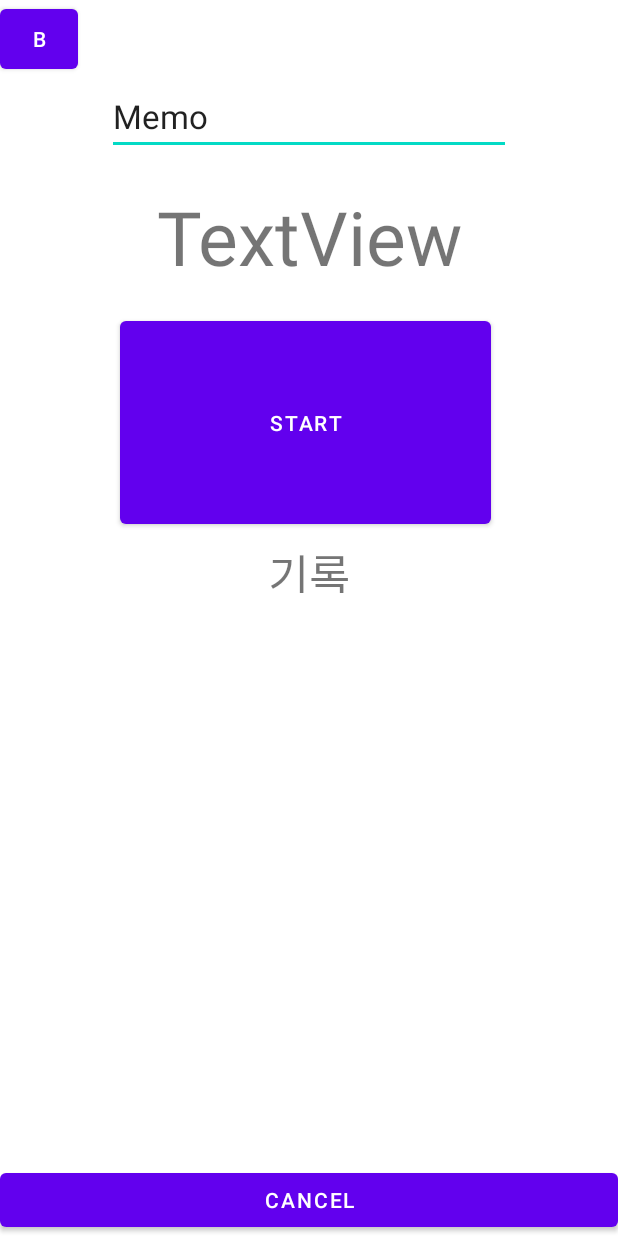
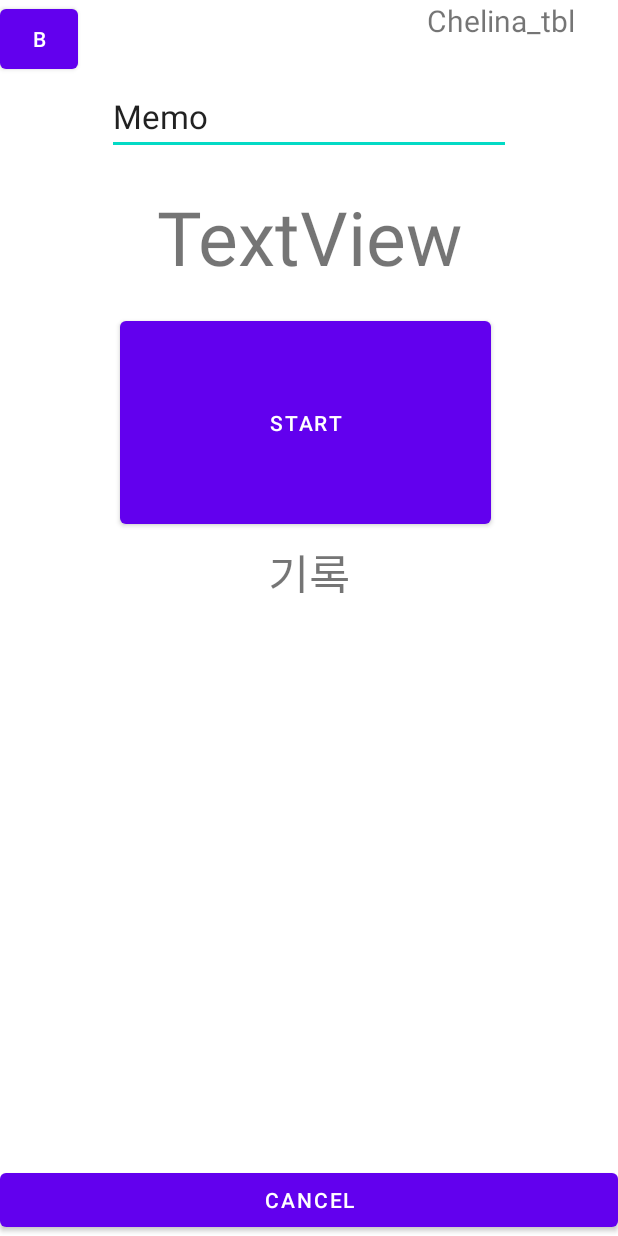
Before and after one commit to xe1230/Cheina, an Android app: the Act_execute screen opened directly, with no data from a screen before it, on a phone screen of 412 x 824 dp. Run offline under Robolectric (Android 15) with nearby library versions, the phone set to English and light mode, and no system bars.

Commit message:
231228 site Showing last data, add created time in table, complete Datatabase singlton, Json

```diff
--- a/app/build.gradle
+++ b/app/build.gradle
@@ -23,8 +23,8 @@ android {
         }
     }
     compileOptions {
-        sourceCompatibility JavaVersion.VERSION_1_8
-        targetCompatibility JavaVersion.VERSION_1_8
+        sourceCompatibility JavaVersion.VERSION_1_9
+        targetCompatibility JavaVersion.VERSION_1_9
     }
 }
 
--- a/app/src/main/java/com/example/chelina/Act_execute.java
+++ b/app/src/main/java/com/example/chelina/Act_execute.java
@@ -7,6 +7,7 @@ import android.content.DialogInterface;
 import android.content.Intent;
 import android.content.res.Configuration;
 import android.content.res.Resources;
+import android.database.Cursor;
 import android.database.sqlite.SQLiteDatabase;
 import android.os.Bundle;
 import android.os.Handler;
@@ -25,7 +26,7 @@ import androidx.annotation.Nullable;
 import androidx.appcompat.app.AppCompatActivity;
 import androidx.constraintlayout.widget.ConstraintLayout;
 
-import com.example.chelina.DataBase.CConfigulation;
+import com.example.chelina.DataBase.CDataBaseSystem;
 import com.example.chelina.Recipe.CRecordData;
 import com.example.chelina.Recipe.ListView_Adapter;
 import com.example.chelina.Recipe.ListView_Item;
@@ -81,24 +82,25 @@ public class Act_execute extends AppCompatActivity
     // Variable
     /* ----------------------------------------------------------------------------- */
 
-    private Thread              m_Thrtime       = null;
-    private Button              m_BtnStart      = null;
-    private TextView            mTimeTextView   = null;
-    private EditText m_editTitle = null;
-    private ListView m_listView = null;
+    private Thread                      m_Thrtime       = null;
+    private Button                      m_BtnStart      = null;
+    private TextView                    m_lbTableName   = null;
+    private TextView                    mTimeTextView   = null;
+    private EditText                    m_editTitle     = null;
+    private ListView                    m_listView      = null;
+    private InputMethodManager          m_MngInput      = null;
 
-    private InputMethodManager  m_MngInput      = null;
-    private Boolean             m_bRunning      = true;
-    private Boolean             m_bStarted      = false;
+    private Boolean                     m_bRunning      = true;
+    private Boolean                     m_bStarted      = false;
 
-    private boolean             m_bMemoClicked  = false;
-    private CRecordData         clsRecordData   = null;
-    private int                 m_nHapValue     = 0;
+    private boolean                     m_bMemoClicked  = false;
+    private CRecordData                 clsRecordData   = null;
+    private int                         m_nHapValue     = 0;
 
-    private ListView_Adapter m_Adapter = null;
-    private ArrayList<ListView_Item> m_ListViewitems = null;
-    private int             nDifficultIdx = 0;
-    private SQLiteDatabase  m_db;
+    private ListView_Adapter            m_Adapter       = null;
+    private ArrayList<ListView_Item>    m_ListViewitems = null;
+    private int                         nDifficultIdx = 0;
+
     /* ----------------------------------------------------------------------------- */
     // Properties Function
     /* ----------------------------------------------------------------------------- */
@@ -117,13 +119,14 @@ public class Act_execute extends AppCompatActivity
         ConstraintLayout myLayout = (ConstraintLayout)findViewById(R.id.Clo_Main);
 
         m_BtnStart          = (Button) findViewById(R.id.btn_Start);
+        m_lbTableName       = (TextView) findViewById(R.id.lb_TableName);
         mTimeTextView       = (TextView) findViewById(R.id.timeView);
         m_editTitle         = (EditText) findViewById(R.id.edit_Title);
         m_listView          = (ListView) findViewById(R.id.lv_Main);
         m_ListViewitems     = new ArrayList<ListView_Item>();
         m_MngInput          = (InputMethodManager)getSystemService(INPUT_METHOD_SERVICE);
+        m_Adapter           = new ListView_Adapter(this, m_ListViewitems);
 
-        m_Adapter = new ListView_Adapter(this, m_ListViewitems);
         m_listView.setAdapter(m_Adapter);
         m_listView.setSelection(m_Adapter.getCount() - 1);
 
@@ -170,9 +173,28 @@ public class Act_execute extends AppCompatActivity
         Intent intent = getIntent();
         m_nHapValue = intent.getIntExtra("Num1",0) + intent.getIntExtra("Num2",0);
 
-//        m_db = openOrCreateDatabase(CConfigulation.DEF_DATABATE_NAME, MODE_PRIVATE,null);
 
-//        CrateTable(CConfigulation.strTableName);
+        m_lbTableName.setText(CDataBaseSystem.Instance().GetTableName());
+        String strLastDataSelete    = "SELECT * FROM "+ CDataBaseSystem.Instance().GetTableName() +" ORDER BY ROWID DESC LIMIT 1;";
+        Cursor clsCursor            = CDataBaseSystem.Instance().Select(strLastDataSelete);
+
+        if (clsCursor != null)
+        {
+            if(clsCursor.moveToNext())
+            {
+                String strTime  = clsCursor.getString(1);
+                String strRefer = clsCursor.getString(2);
+                nDifficultIdx   = clsCursor.getInt(3);
+
+                _eDifficult[]   eDifficult      = _eDifficult.values();
+                int             nImgID          = getResources().getIdentifier(eDifficult[nDifficultIdx].toString(), "drawable", getPackageName());
+                ListView_Item clsListViewItem   = new ListView_Item(strTime, strRefer, nImgID, nDifficultIdx);
+
+                AddListViewItem(clsListViewItem);
+            }
+        }
+
+
     }
 
 
@@ -215,8 +237,6 @@ public class Act_execute extends AppCompatActivity
             int mSec = msg.arg1 % 100;
             int sec = (msg.arg1 / 100) % 60;
             int min = (msg.arg1 / 100) / 60;
-//            int hour = (msg.arg1 / 100) / 360;
-
 
             @SuppressLint("DefaultLocale")
             String result = String.format("%02d:%02d.%02d", min, sec, mSec);
@@ -242,7 +262,6 @@ public class Act_execute extends AppCompatActivity
 
     private void HideKeyboard()
     {
-
         if (m_bMemoClicked)
         {
 
@@ -253,28 +272,24 @@ public class Act_execute extends AppCompatActivity
 
     }
 
-    private void CrateTable(String strName)
-    {
-        m_db.execSQL("CREATE TABLE IF NOT EXISTS "+ strName +"(_id integer PRIMARY KEY AUTOINCREMENT, record_time time, reference_txt text, ImageIdx_n int, Titel_text text)");
-    }
 
     public void InsertDB(ListView_Item clsListViewItem, String strTitle)
     {
         String strQuery = "";
 
-//        strQuery = "INSERT INTO " + CConfigulation.strTableName + "(record_time, reference_txt, ImageIdx_n, Titel_text) " +
-//                "VAlUES('" + clsListViewItem.getTime() + "','" + clsListViewItem.getReference() + "', " + clsListViewItem.getImageIdx() + " , '"+strTitle + "')";
+        strQuery = "INSERT INTO " + CDataBaseSystem.Instance().GetTableName() + "(record_time, reference_txt, ImageIdx_n, Titel_text) " +
+                "VAlUES('" + clsListViewItem.getTime() + "','" + clsListViewItem.getReference() + "', " + clsListViewItem.getImageIdx() + " , '"+strTitle + "')";
+        CDataBaseSystem.Instance().ExcuteQuery(strQuery);
 
-//        m_db.execSQL(strQuery);
     }
 
     public void DeleteDB()
     {
         String strQuery = "";
 
-//        strQuery = "DELETE FROM " + CConfigulation.strTableName + " WHERE ROWID IN (SELECT ROWID FROM Interval_tbl ORDER BY ROWID DESC LIMIT 1)";
+        strQuery = "DELETE FROM " + CDataBaseSystem.Instance().GetTableName() + " WHERE ROWID IN (SELECT ROWID FROM Interval_tbl ORDER BY ROWID DESC LIMIT 1)";
 
-//        m_db.execSQL(strQuery);
+        CDataBaseSystem.Instance().ExcuteQuery(strQuery);
     }
     /* ----------------------------------------------------------------------------- */
     // Protected Function
@@ -335,11 +350,11 @@ public class Act_execute extends AppCompatActivity
                 @Override
                 public void onClick(DialogInterface dialog, int pos)
                 {
-                    Resources       res             = getResources();
+
                     _eDifficult[]   eDifficult      = _eDifficult.values();
                     String          strTime         = mTimeTextView.getText().toString();
                     String          strRefer        = edittext.getText().toString();
-                    int             nImgID          = res.getIdentifier(eDifficult[nDifficultIdx].toString(), "drawable", getPackageName());
+                    int             nImgID          = getResources().getIdentifier(eDifficult[nDifficultIdx].toString(), "drawable", getPackageName());
                     ListView_Item clsListViewItem   = new ListView_Item(strTime, strRefer, nImgID, nDifficultIdx);
 
                     AddListViewItem(clsListViewItem);
--- a/app/src/main/java/com/example/chelina/DataBase/CDBHelper.java
+++ b/app/src/main/java/com/example/chelina/DataBase/CDBHelper.java
@@ -21,6 +21,7 @@ public class CDBHelper extends SQLiteOpenHelper
     {
         db.execSQL("CREATE TABLE contact (_id INTEGER PRIMARY KEY AUTOINCREMENT, name TEXT, tel TEXT);");
     }
+
     @Override
     public void onUpgrade(SQLiteDatabase db, int oldVersion, int newVersion)
     {
--- a/app/src/main/res/layout/frm_execute.xml
+++ b/app/src/main/res/layout/frm_execute.xml
@@ -18,6 +18,17 @@
         app:layout_constraintStart_toStartOf="parent"
         app:layout_constraintTop_toTopOf="parent" />
 
+    <TextView
+        android:id="@+id/lb_TableName"
+        android:layout_width="148dp"
+        android:layout_height="30dp"
+        android:layout_marginEnd="4dp"
+
+        android:text="TextView"
+        android:textAlignment="center"
+        android:textSize="20sp"
+        app:layout_constraintEnd_toEndOf="parent"
+        app:layout_constraintTop_toTopOf="parent" />
 
     <TextView
         android:id="@+id/timeView"
@@ -32,6 +43,8 @@
         app:layout_constraintHorizontal_bias="0.0"
         app:layout_constraintStart_toStartOf="parent"
         app:layout_constraintTop_toTopOf="parent" />
+
+
 
     <Button
         android:id="@+id/btn_Start"
--- a/app/src/main/res/xml/data_extraction_rules.xml
+++ b/app/src/main/res/xml/data_extraction_rules.xml
@@ -6,6 +6,8 @@
 <data-extraction-rules>
     <cloud-backup>
         <!-- TODO: Use <include> and <exclude> to control what is backed up.
+
+
         <include .../>
 
         <exclude .../>
```
Also changed, not shown: app/src/main/AndroidManifest.xml (+11 -0 lines), app/src/main/java/com/example/chelina/Act_SelectionCourse.java (+20 -15 lines), app/src/main/java/com/example/chelina/DataBase/CConfigulation.java (+87 -2 lines), app/src/main/java/com/example/chelina/DataBase/CDataBaseSystem.java (+32 -6 lines).
